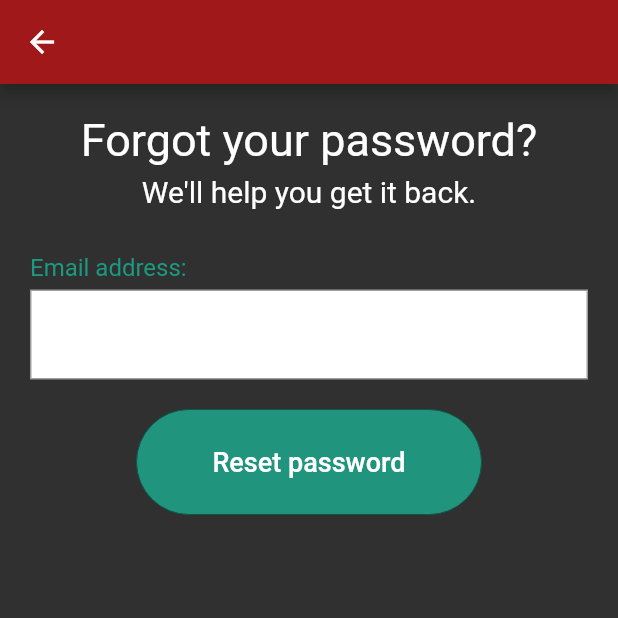
After one commit to gaguinaga2000/fireb_scoreb, a Flutter app: the screen it shows after launch, after a tap on "forgot password?", on a phone screen of 412 x 824 dp, the top half of it. The commit adds this screen. Run offline on Flutter 3.47's test engine with Material 2 defaults, Android fonts, the phone set to English and light mode, and no system bars; our stand-ins replace cloud_firestore, firebase_auth; accounts and stored records are empty.

Commit message:
forgot password

```diff
--- /dev/null
+++ b/lib/forgot_password.dart
@@ -0,0 +1,107 @@
+import 'package:flutter/material.dart';
+import 'package:firebase_auth/firebase_auth.dart';
+
+class ForgotPassword extends StatefulWidget {
+  @override
+  _ForgotPasswordState createState() => _ForgotPasswordState();
+}
+
+class _ForgotPasswordState extends State<ForgotPassword> {
+  var _emailControl = TextEditingController();
+  String _email;
+
+  @override
+  Widget build(BuildContext context) {
+    return Scaffold(
+      backgroundColor: Colors.grey[850],
+      appBar: AppBar(
+        backgroundColor: Color(0xffa01819),
+        // title: Text("Reset"),
+        //  centerTitle: true,
+      ),
+      body: mainContent(),
+    );
+  }
+
+  Widget mainContent() {
+    return Container(
+        padding: const EdgeInsets.all(20.0),
+        child: Column(
+          //mainAxisAlignment: MainAxisAlignment.start,
+          crossAxisAlignment: CrossAxisAlignment.start,
+          children: <Widget>[
+            Center(
+              child: Text("Forgot your password?",
+                  style: TextStyle(color: Colors.white, fontSize: 30.0)),
+            ),
+
+            Padding(
+              padding: const EdgeInsets.only(top: 5.0, bottom: 30.0),
+              child: Center(
+                child: Text("We'll help you get it back.",
+                    style: TextStyle(color: Colors.white, fontSize: 20.0)),
+              ),
+            ),
+            //Enter your email address
+            Text(
+              "Email address: ",
+              style: TextStyle(color: Color(0xff1b9981), fontSize: 16.0),
+            ),
+            Padding(
+              padding: const EdgeInsets.only(top: 5.0, bottom: 20.0),
+              child: emailField(),
+            ),
+            Center(child: resetPasswordBtn()),
+            //Reset btun
+          ],
+        ));
+  }
+
+  Widget emailField() {
+    return Container(
+      alignment: Alignment.center,
+    padding: EdgeInsets.only(left: 20.0, right: 10.0),
+     height: 60.0,
+      decoration: BoxDecoration(
+        border: Border.all(width: 1.0, color: Colors.grey),
+        color: Colors.white,
+      ),
+      child: TextField(
+        style: TextStyle(fontSize: 18.0),
+        controller: _emailControl,
+        onChanged: (String value) {
+          _email = value;
+        },
+        decoration: InputDecoration(
+          border: InputBorder.none,
+        ),
+      ),
+    );
+  }
+
+//Reset button
+  Widget resetPasswordBtn() {
+    return Container(
+      height: 70.0,
+      width: 230.0,
+      decoration: BoxDecoration(
+        color: Color(0xFF21947e),
+        border: Border.all(width: 0.0, color: Color(0xff0e5648)),
+        borderRadius: BorderRadius.circular(40.0),
+      ),
+      child: FlatButton(
+        onPressed: () {
+         // sendPasswordResetEmail(_email);
+        },
+        child: Text("Reset password",
+            style: TextStyle(color: Colors.white, fontSize: 18.0)),
+      ),
+    );
+  } //END Reset button
+  //===================================================
+
+  Future<void> sendPasswordResetEmail(String email) async {
+    return FirebaseAuth.instance.sendPasswordResetEmail(email: email);
+  }
+  //---------------------------------------------------
+}
--- a/lib/login_page.dart
+++ b/lib/login_page.dart
@@ -2,7 +2,7 @@
 import 'package:flutter/material.dart';
 import 'package:firebase_auth/firebase_auth.dart';
 import './signup_page.dart';
-import './add_counter_page.dart';
+import './forgot_password.dart';
 
 class LoginPage extends StatefulWidget {
   final VoidCallback onSignedOut;
@@ -53,6 +53,7 @@ class _LoginPageState extends State<LoginPage> {
                   child: Text("Login", style: TextStyle(color: Colors.white)),
                   color: Colors.blue,
                 ),
+                forgotPassBtn(),
                 FlatButton(
                   onPressed: invokeSignupPage,
                   child: Text(
@@ -60,6 +61,7 @@ class _LoginPageState extends State<LoginPage> {
                     style: TextStyle(fontSize: 18.0),
                   ),
                 ),
+
               ],
             )),
       ),
@@ -96,5 +98,19 @@ class _LoginPageState extends State<LoginPage> {
   } //END
 //==================================
 
+Widget forgotPassBtn(){
+  return FlatButton(
+    onPressed: invokeForgotPassPage,
+    child:Text("forgot password?") ,
+
+  );
+}
+
+void invokeForgotPassPage(){
+ Navigator.push(
+       context,
+           MaterialPageRoute(builder: (context) => ForgotPassword()));
+
+}
 //-------------------------------------------------------
 }
```
Also changed, not shown: lib/add_counter_page.dart (+28 -3 lines), lib/reset_pass_page.dart (added, +172 -0 lines).
